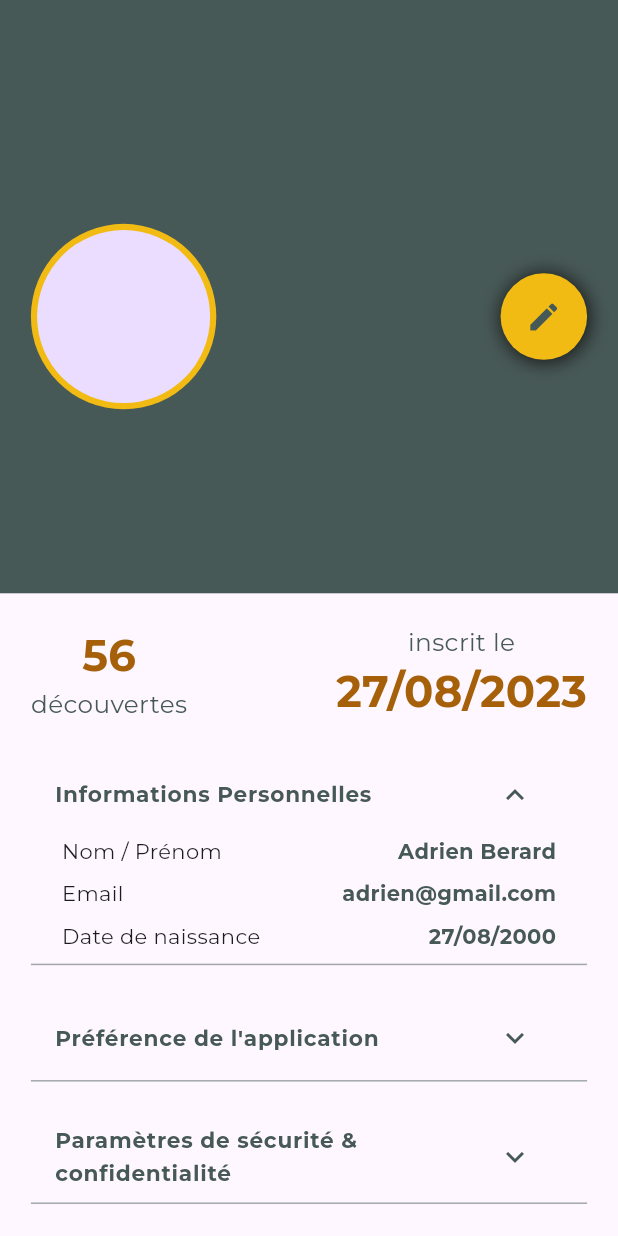
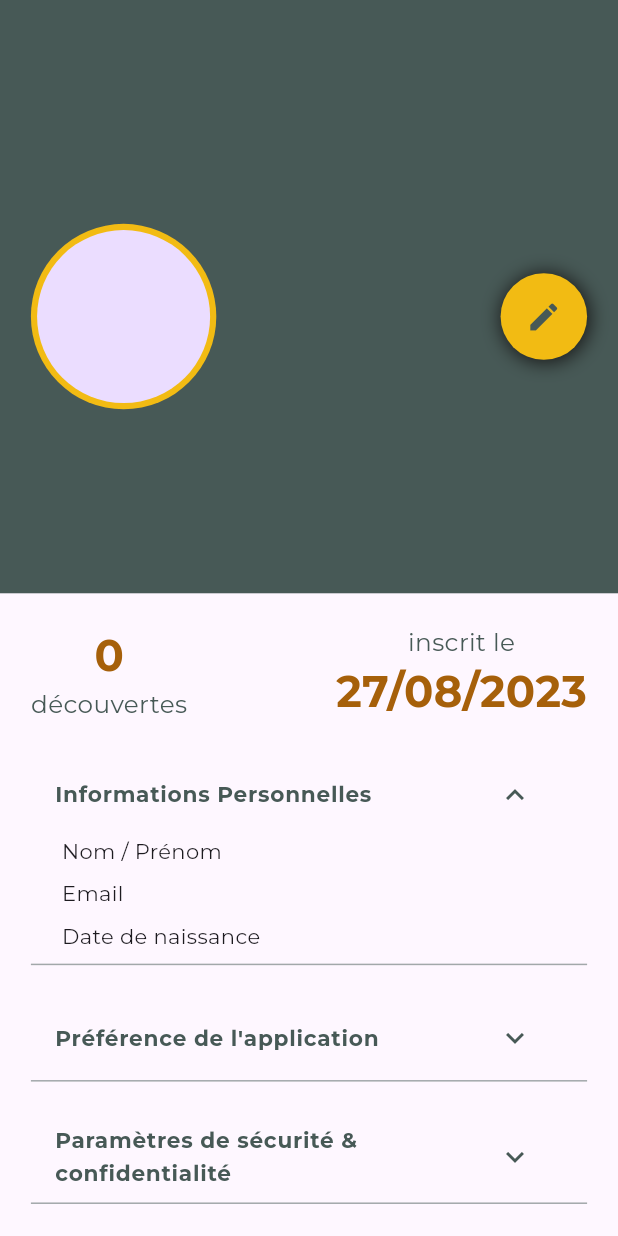
Before and after one commit to Adrizen89/SEEKER, a Flutter app: the ProfilScreen screen opened directly, after a tap on the "keyboard arrow down" icon, on a phone screen of 412 x 824 dp. Run offline on Flutter 3.47's test engine with Material 3 defaults, Android fonts, the light colour scheme and no system bars; our stand-ins replace cloud_firestore, firebase_auth, firebase_core, firebase_storage, flutter_map, geolocator and 3 more; accounts and stored records are empty.

Commit message:
Add function compteur découvertes

```diff
--- a/seeker_app/lib/views/profile/profil_screen.dart
+++ b/seeker_app/lib/views/profile/profil_screen.dart
@@ -8,6 +8,8 @@ import 'package:seeker_app/models/user_model.dart';
 import 'package:seeker_app/providers/user_data_provider.dart';
 import 'package:seeker_app/widgets/custom_section_profil.dart';
 import 'package:seeker_app/widgets/custom_text.dart';
+import 'package:firebase_auth/firebase_auth.dart';
+import 'package:cloud_firestore/cloud_firestore.dart';
 
 class ProfilScreen extends StatefulWidget {
   const ProfilScreen({super.key});
@@ -17,6 +19,34 @@ class ProfilScreen extends StatefulWidget {
 }
 
 class _ProfilScreenState extends State<ProfilScreen> {
+  int discoveriesCount = 0;
+
+  @override
+  void initState() {
+    super.initState();
+    fetchDiscoveriesCount();
+  }
+
+  void fetchDiscoveriesCount() async {
+    int count = await getNumberOfDiscoveries();
+    setState(() {
+      discoveriesCount = count;
+    });
+  }
+
+  Future<int> getNumberOfDiscoveries() async {
+    var user = FirebaseAuth.instance.currentUser;
+    if (user != null) {
+      var querySnapshot = await FirebaseFirestore.instance
+          .collection('markers')
+          .where('userId', isEqualTo: user.uid)
+          .get();
+      return querySnapshot.docs.length;
+    } else {
+      return 0;
+    }
+  }
+
   @override
   Widget build(BuildContext context) {
     final userProfile = Provider.of<UserProvider>(context).userProfile;
@@ -37,7 +67,7 @@ class _ProfilScreenState extends State<ProfilScreen> {
                   Column(
                     children: [
                       CustomTitle(
-                        title: "56",
+                        title: "$discoveriesCount",
                         color: ColorSelect.lastColor,
                         fontsize: SizeConfig.customFontSizeTitle(),
                       ),
@@ -67,7 +97,11 @@ class _ProfilScreenState extends State<ProfilScreen> {
                 ],
               ),
             ),
-            SectionInfosPersos(),
+            SectionInfosPersos(
+              name: "${userProfile.firstName} ${userProfile.lastName}",
+              email: "${userProfile.email}",
+              dateNaissance: "${userProfile.dateNaissance}",
+            ),
             SectionPrefApp(),
             SectionParamsSecuConf()
           ],
--- a/seeker_app/lib/widgets/custom_section_profil.dart
+++ b/seeker_app/lib/widgets/custom_section_profil.dart
@@ -5,7 +5,14 @@ import 'package:seeker_app/widgets/custom_text.dart';
 
 // SECTION INFORMATIONS PERSONNELLES
 class SectionInfosPersos extends StatefulWidget {
-  const SectionInfosPersos({super.key});
+  final String name;
+  final String email;
+  final String dateNaissance;
+  const SectionInfosPersos(
+      {super.key,
+      required this.name,
+      required this.email,
+      required this.dateNaissance});
 
   @override
   State<SectionInfosPersos> createState() => _SectionInfosPersosState();
@@ -62,7 +69,7 @@ class _SectionInfosPersosState extends State<SectionInfosPersos> {
                           children: [
                             Text("Nom / Prénom"),
                             CustomTitle(
-                              title: 'Adrien Berard',
+                              title: widget.name,
                               color: ColorSelect.mainColor,
                             )
                           ],
@@ -75,7 +82,7 @@ class _SectionInfosPersosState extends State<SectionInfosPersos> {
                           children: [
                             Text("Email"),
                             CustomTitle(
-                                title: 'adrien@gmail.com',
+                                title: widget.email,
                                 color: ColorSelect.mainColor)
                           ],
                         ),
@@ -87,7 +94,7 @@ class _SectionInfosPersosState extends State<SectionInfosPersos> {
                           children: [
                             Text("Date de naissance"),
                             CustomTitle(
-                                title: '27/08/2000',
+                                title: widget.dateNaissance,
                                 color: ColorSelect.mainColor)
                           ],
                         ),
```
